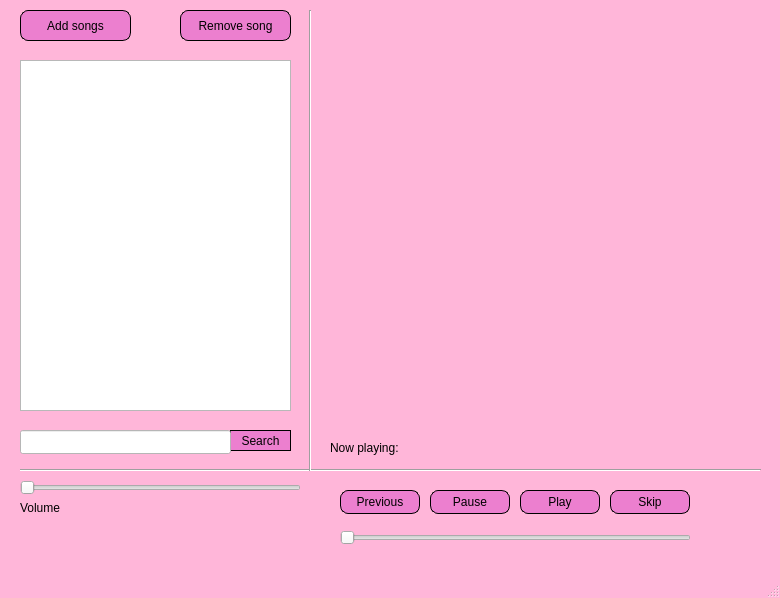
First picture: the form in src/mainwindow.ui, repository angelaprojtz/MusicPlayer, before the edit.
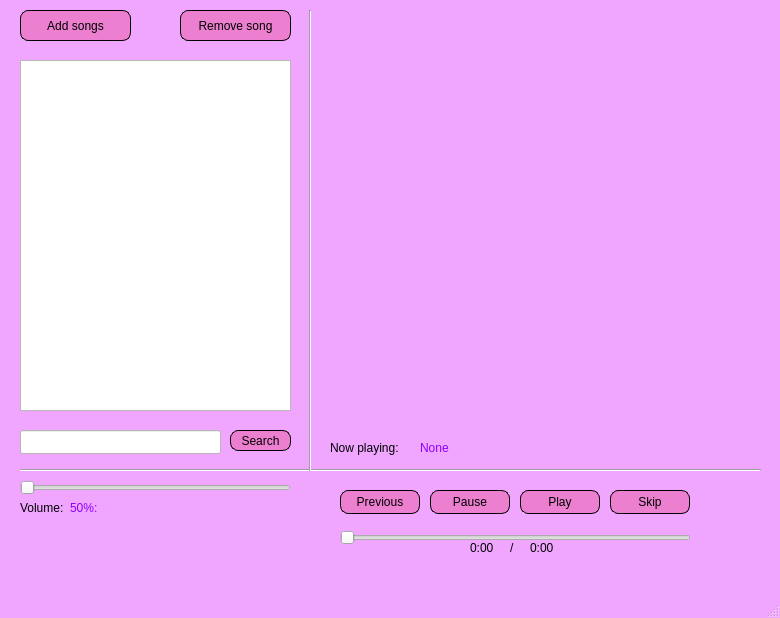
Second picture: the form after the edit.

The edit to the form file:
```diff
--- a/src/mainwindow.ui
+++ b/src/mainwindow.ui
@@ -7,7 +7,7 @@
     <x>0</x>
     <y>0</y>
     <width>780</width>
-    <height>598</height>
+    <height>618</height>
    </rect>
   </property>
   <property name="windowTitle">
@@ -18,7 +18,7 @@
   </property>
   <property name="styleSheet">
    <string notr="true">QMainWindow {
-	background-color: #ffb6d9;
+	background-color: rgb(240, 166, 255);
 }
 
 QLabel {
@@ -104,7 +104,7 @@
      <rect>
       <x>20</x>
       <y>480</y>
-      <width>281</width>
+      <width>271</width>
       <height>16</height>
      </rect>
     </property>
@@ -122,7 +122,7 @@
      </rect>
     </property>
     <property name="text">
-     <string>Volume</string>
+     <string>Volume:</string>
     </property>
    </widget>
    <widget class="QLabel" name="label_2">
@@ -147,9 +147,6 @@
       <height>21</height>
      </rect>
     </property>
-    <property name="styleSheet">
-     <string notr="true">border-radius: 0px;</string>
-    </property>
     <property name="text">
      <string>Search</string>
     </property>
@@ -227,7 +224,7 @@
      <rect>
       <x>20</x>
       <y>430</y>
-      <width>211</width>
+      <width>201</width>
       <height>24</height>
      </rect>
     </property>
@@ -245,6 +242,77 @@
      <string>Remove song</string>
     </property>
    </widget>
+   <widget class="QLabel" name="volumeValue">
+    <property name="geometry">
+     <rect>
+      <x>70</x>
+      <y>500</y>
+      <width>49</width>
+      <height>16</height>
+     </rect>
+    </property>
+    <property name="styleSheet">
+     <string notr="true">color: rgb(140, 0, 255);</string>
+    </property>
+    <property name="text">
+     <string>50%:</string>
+    </property>
+   </widget>
+   <widget class="QLabel" name="nowPlayingActual">
+    <property name="geometry">
+     <rect>
+      <x>420</x>
+      <y>440</y>
+      <width>91</width>
+      <height>16</height>
+     </rect>
+    </property>
+    <property name="styleSheet">
+     <string notr="true">color: rgb(140, 0, 255);</string>
+    </property>
+    <property name="text">
+     <string>None</string>
+    </property>
+   </widget>
+   <widget class="QLabel" name="volumeLabel_2">
+    <property name="geometry">
+     <rect>
+      <x>470</x>
+      <y>540</y>
+      <width>31</width>
+      <height>16</height>
+     </rect>
+    </property>
+    <property name="text">
+     <string>0:00</string>
+    </property>
+   </widget>
+   <widget class="QLabel" name="volumeLabel_3">
+    <property name="geometry">
+     <rect>
+      <x>510</x>
+      <y>540</y>
+      <width>16</width>
+      <height>16</height>
+     </rect>
+    </property>
+    <property name="text">
+     <string>/</string>
+    </property>
+   </widget>
+   <widget class="QLabel" name="volumeLabel_4">
+    <property name="geometry">
+     <rect>
+      <x>530</x>
+      <y>540</y>
+      <width>31</width>
+      <height>16</height>
+     </rect>
+    </property>
+    <property name="text">
+     <string>0:00</string>
+    </property>
+   </widget>
   </widget>
   <widget class="QMenuBar" name="menubar">
    <property name="geometry">
```
Left out of the diff: 14 changed lines with no effect on the pictures.
